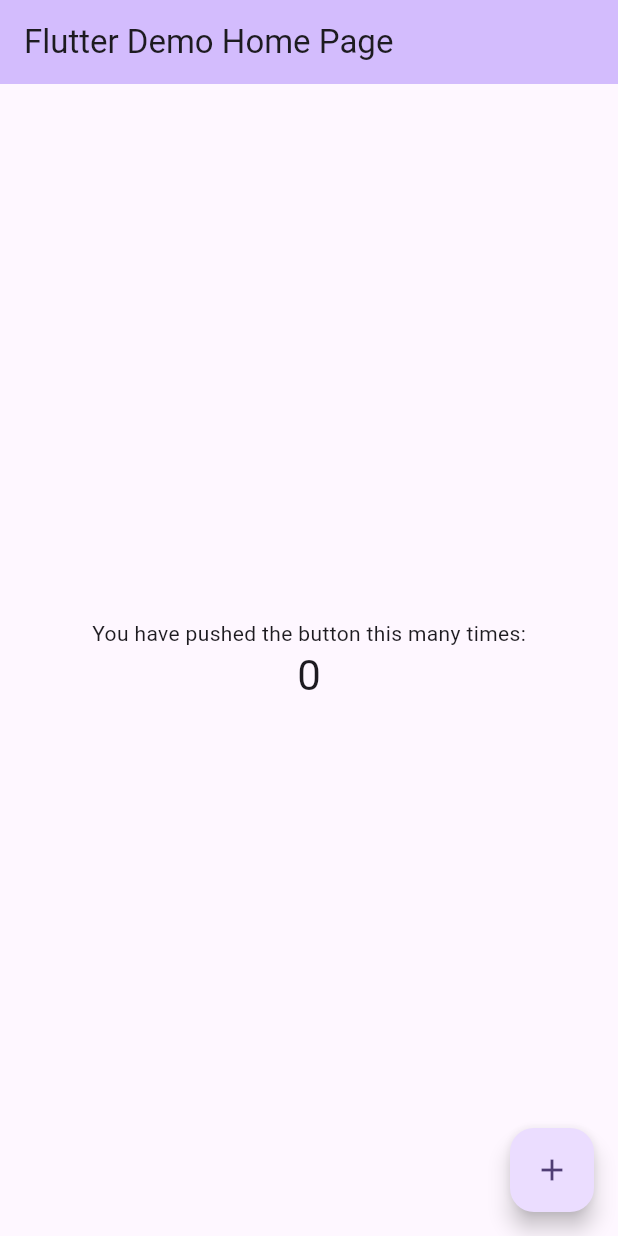
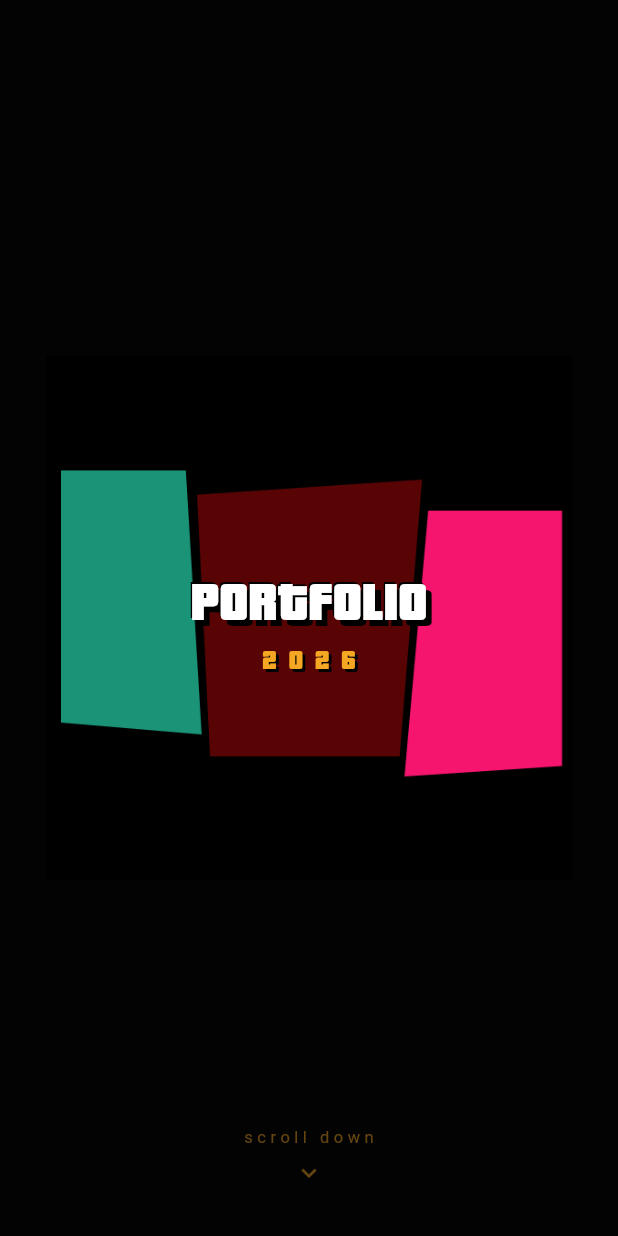
Before and after one commit to AnoodShahwar/Portfolio, a Flutter app: the screen it shows after launch, on a phone screen of 412 x 824 dp. Run offline on Flutter 3.47's test engine with Material 3 defaults, Android fonts, the phone set to English and light mode, and no system bars.

Commit message:
made the splash screen and split the screens into separate files

```diff
--- a/lib/main.dart
+++ b/lib/main.dart
@@ -1,121 +1,56 @@
 import 'package:flutter/material.dart';
+import 'screens/splash.dart';
+import 'screens/about.dart';
+import 'screens/projects.dart';
+import 'screens/skills.dart';
+import 'screens/certifications.dart';
+import 'screens/contact.dart';
 
 void main() {
   runApp(const MyApp());
 }
 
-class MyApp extends StatelessWidget {
+class MyApp extends StatefulWidget {
   const MyApp({super.key});
 
-  // This widget is the root of your application.
   @override
-  Widget build(BuildContext context) {
-    return MaterialApp(
-      title: 'Flutter Demo',
-      theme: ThemeData(
-        // This is the theme of your application.
-        //
-        // TRY THIS: Try running your application with "flutter run". You'll see
-        // the application has a purple toolbar. Then, without quitting the app,
-        // try changing the seedColor in the colorScheme below to Colors.green
-        // and then invoke "hot reload" (save your changes or press the "hot
-        // reload" button in a Flutter-supported IDE, or press "r" if you used
-        // the command line to start the app).
-        //
-        // Notice that the counter didn't reset back to zero; the application
-        // state is not lost during the reload. To reset the state, use hot
-        // restart instead.
-        //
-        // This works for code too, not just values: Most code changes can be
-        // tested with just a hot reload.
-        colorScheme: .fromSeed(seedColor: Colors.deepPurple),
-      ),
-      home: const MyHomePage(title: 'Flutter Demo Home Page'),
-    );
-  }
+  State<MyApp> createState() => _MyAppState();
 }
 
-class MyHomePage extends StatefulWidget {
-  const MyHomePage({super.key, required this.title});
-
-  // This widget is the home page of your application. It is stateful, meaning
-  // that it has a State object (defined below) that contains fields that affect
-  // how it looks.
-
-  // This class is the configuration for the state. It holds the values (in this
-  // case the title) provided by the parent (in this case the App widget) and
-  // used by the build method of the State. Fields in a Widget subclass are
-  // always marked "final".
-
-  final String title;
+class _MyAppState extends State<MyApp> {
+  final PageController _controller = PageController();
 
   @override
-  State<MyHomePage> createState() => _MyHomePageState();
-}
+  void dispose() {
+    _controller.dispose();
+    super.dispose();
+  }
 
-class _MyHomePageState extends State<MyHomePage> {
-  int _counter = 0;
-
-  void _incrementCounter() {
-    setState(() {
-      // This call to setState tells the Flutter framework that something has
-      // changed in this State, which causes it to rerun the build method below
-      // so that the display can reflect the updated values. If we changed
-      // _counter without calling setState(), then the build method would not be
-      // called again, and so nothing would appear to happen.
-      _counter++;
-    });
+  void _nextPage() {
+    _controller.nextPage(
+      duration: const Duration(milliseconds: 600),
+      curve: Curves.easeInOut,
+    );
   }
 
   @override
   Widget build(BuildContext context) {
-    // This method is rerun every time setState is called, for instance as done
-    // by the _incrementCounter method above.
-    //
-    // The Flutter framework has been optimized to make rerunning build methods
-    // fast, so that you can just rebuild anything that needs updating rather
-    // than having to individually change instances of widgets.
-    return Scaffold(
-      appBar: AppBar(
-        // TRY THIS: Try changing the color here to a specific color (to
-        // Colors.amber, perhaps?) and trigger a hot reload to see the AppBar
-        // change color while the other colors stay the same.
-        backgroundColor: Theme.of(context).colorScheme.inversePrimary,
-        // Here we take the value from the MyHomePage object that was created by
-        // the App.build method, and use it to set our appbar title.
-        title: Text(widget.title),
-      ),
-      body: Center(
-        // Center is a layout widget. It takes a single child and positions it
-        // in the middle of the parent.
-        child: Column(
-          // Column is also a layout widget. It takes a list of children and
-          // arranges them vertically. By default, it sizes itself to fit its
-          // children horizontally, and tries to be as tall as its parent.
-          //
-          // Column has various properties to control how it sizes itself and
-          // how it positions its children. Here we use mainAxisAlignment to
-          // center the children vertically; the main axis here is the vertical
-          // axis because Columns are vertical (the cross axis would be
-          // horizontal).
-          //
-          // TRY THIS: Invoke "debug painting" (choose the "Toggle Debug Paint"
-          // action in the IDE, or press "p" in the console), to see the
-          // wireframe for each widget.
-          mainAxisAlignment: .center,
+    return MaterialApp(
+      debugShowCheckedModeBanner: false,
+      home: Scaffold(
+        backgroundColor: const Color(0xFF030303),
+        body: PageView(
+          controller: _controller,
+          scrollDirection: Axis.vertical,
           children: [
-            const Text('You have pushed the button this many times:'),
-            Text(
-              '$_counter',
-              style: Theme.of(context).textTheme.headlineMedium,
-            ),
+            SplashScreen(onScrollDown: _nextPage),
+            AboutScreen(onScrollDown: _nextPage),
+            ProjectsScreen(onScrollDown: _nextPage),
+            SkillsScreen(onScrollDown: _nextPage),
+            CertificationsScreen(onScrollDown: _nextPage),
+            const ContactScreen(),
           ],
         ),
-      ),
-      floatingActionButton: FloatingActionButton(
-        onPressed: _incrementCounter,
-        tooltip: 'Increment',
-        child: const Icon(Icons.add),
       ),
     );
   }
--- /dev/null
+++ b/lib/screens/splash.dart
@@ -0,0 +1,98 @@
+import 'package:flutter/material.dart';
+import '../theme/colors.dart';
+
+class SplashScreen extends StatelessWidget {
+  final VoidCallback onScrollDown;
+  const SplashScreen({super.key, required this.onScrollDown});
+
+  @override
+  Widget build(BuildContext context) {
+    final size = MediaQuery.of(context).size;
+
+    return Container(
+      width: size.width,
+      height: size.height,
+      color: kBlack,
+      child: Stack(
+        alignment: Alignment.center,
+        children: [
+          Center(
+            child: Image.asset(
+              'assets/triptych.png',
+              width: size.width * 0.85,
+              fit: BoxFit.contain,
+            ),
+          ),
+
+          Column(
+            mainAxisAlignment: MainAxisAlignment.center,
+            children: [
+              Text(
+                'Portfolio',
+                style: TextStyle(
+                  fontFamily: 'Pricedown',
+                  fontSize: size.width * 0.09,
+                  color: kWhite,
+                  fontWeight: FontWeight.bold,
+                  shadows: const [
+                    Shadow(
+                      offset: Offset(4, 4),
+                      color: Colors.black,
+                      blurRadius: 0,
+                    ),
+                    Shadow(
+                      offset: Offset(-1, -1),
+                      color: Colors.black,
+                      blurRadius: 0,
+                    ),
+                  ],
+                ),
+              ),
+              Text(
+                '2026',
+                style: TextStyle(
+                  fontFamily: 'Pricedown',
+                  fontSize: size.width * 0.045,
+                  color: kGold,
+                  letterSpacing: 8,
+                  shadows: const [
+                    Shadow(
+                      offset: Offset(2, 2),
+                      color: Colors.black,
+                      blurRadius: 0,
+                    ),
+                  ],
+                ),
+              ),
+            ],
+          ),
+
+          Positioned(
+            bottom: 32,
+            child: GestureDetector(
+              onTap: onScrollDown,
+              child: const Column(
+                children: [
+                  Text(
+                    'scroll down',
+                    style: TextStyle(
+                      color: Color(0x66F5A623),
+                      fontSize: 11,
+                      letterSpacing: 3,
+                    ),
+                  ),
+                  SizedBox(height: 6),
+                  Icon(
+                    Icons.keyboard_arrow_down,
+                    color: Color(0x66F5A623),
+                    size: 20,
+                  ),
+                ],
+              ),
+            ),
+          ),
+        ],
+      ),
+    );
+  }
+}
--- /dev/null
+++ b/lib/theme/colors.dart
@@ -0,0 +1,10 @@
+import 'package:flutter/material.dart';
+
+const kBlack = Color(0xFF030303);
+const kGold = Color(0xFFF5A623);
+const kGoldDim = Color(0x88F5A623);
+const kGoldFaint = Color(0x33F5A623);
+const kWhite = Colors.white;
+const kGreen = Color(0xFF4aaa6a);
+const kWhiteDim = Color(0xBBFFFFFF);
+const kWhiteFaint = Color(0xAAFFFFFF);
```
Also changed, not shown: lib/screens/about.dart (added, +258 -0 lines), lib/screens/certifications.dart (added, +54 -0 lines), lib/screens/contact.dart (added, +23 -0 lines), lib/screens/projects.dart (added, +54 -0 lines), lib/screens/skills.dart (added, +54 -0 lines), pubspec.yaml (+6 -2 lines), assets/fonts/PricedownBl.otf (added), assets/triptych.png (added).
